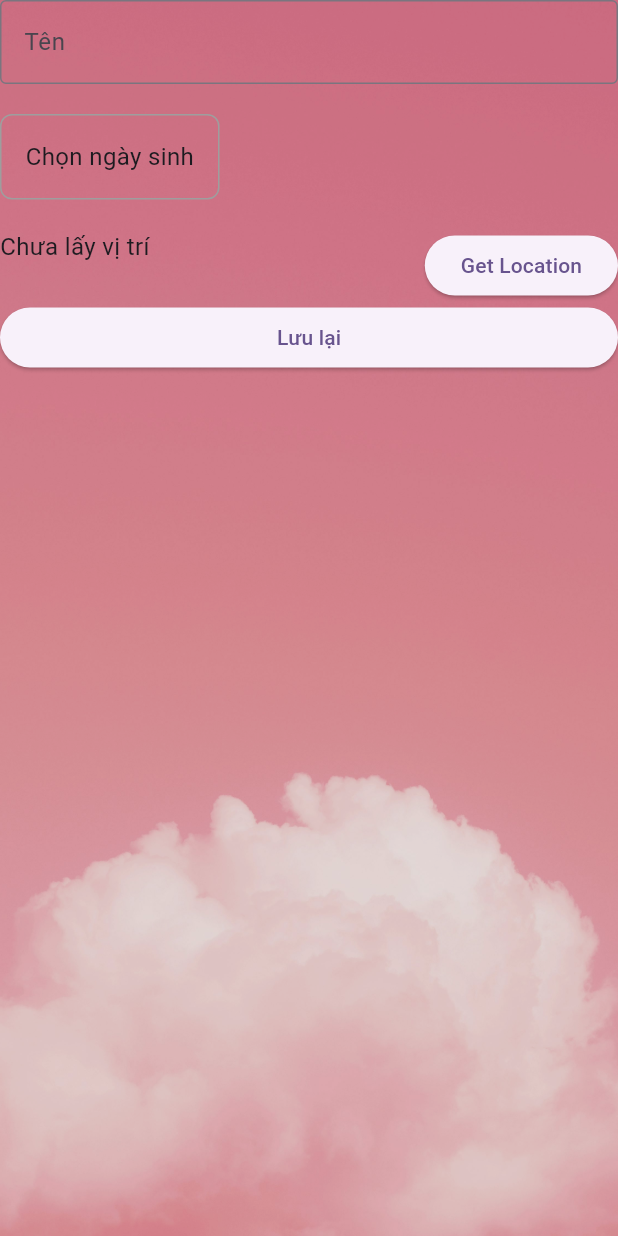
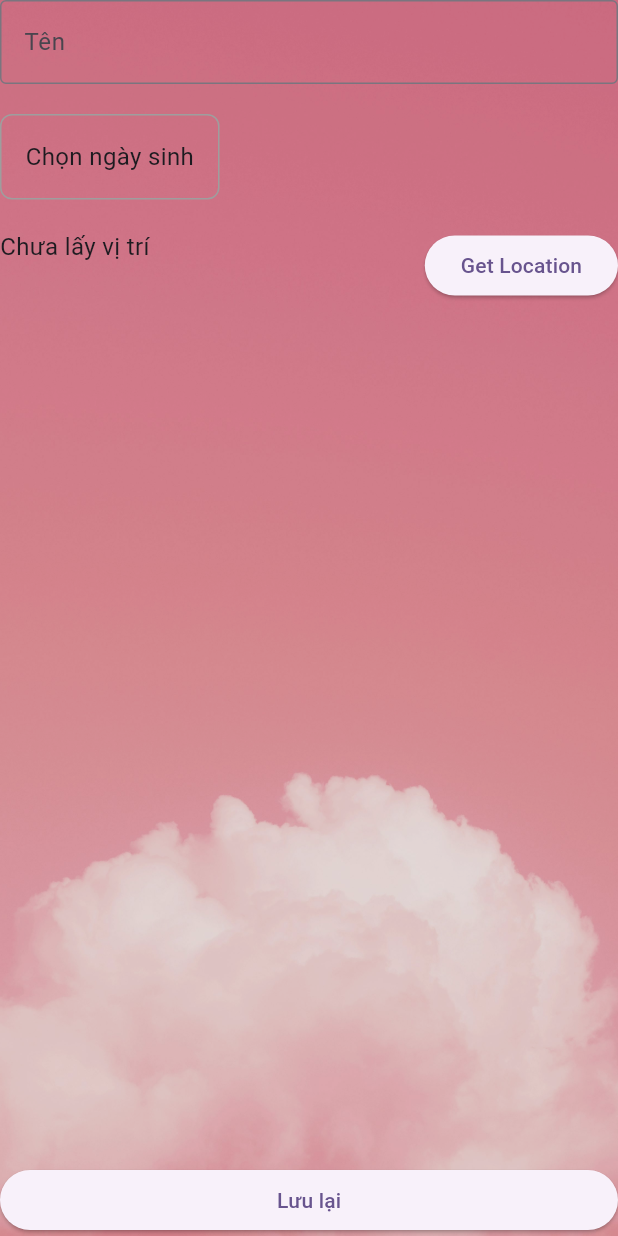
Before and after one commit to vickygaugau/newtuvi, a Flutter app: the screen it shows after launch, after a tap on an icon or button, on a phone screen of 412 x 824 dp. Run offline on Flutter 3.47's test engine with Material 3 defaults, Android fonts, the phone set to English and light mode, and no system bars; our stand-ins replace flutter_svg, geocoding, geolocator, shared_preferences; missing offline and left inert: lunar_calendar_plus; network calls fail.

Commit message:
Utils.cutoutHeight = MediaQuery.of(context).viewPadding.top; import 'package:sieutuvi/values/utils.dart';

```diff
--- a/sieutuvi/lib/main.dart
+++ b/sieutuvi/lib/main.dart
@@ -6,6 +6,7 @@ import 'package:http/http.dart' as _;
 import 'package:provider/provider.dart';
 import 'package:sieutuvi/screens/dashboard_screen.dart';
 import 'package:sieutuvi/values/debouncer.dart';
+import 'package:sieutuvi/values/utils.dart';
 import 'package:sieutuvi/viewmodels/dashboard_viewmodel.dart';
 
 import 'AI/ai_provider.dart';
@@ -39,6 +40,7 @@ class MyApp extends StatelessWidget {
 
   @override
   Widget build(BuildContext context) {
+    Utils.cutoutHeight = MediaQuery.of(context).viewPadding.top;
     return MaterialApp(
       debugShowCheckedModeBanner: false,
       title: 'Flutter Demo',
--- a/sieutuvi/lib/screens/dashboard_screen.dart
+++ b/sieutuvi/lib/screens/dashboard_screen.dart
@@ -20,7 +20,6 @@ class DashboardScreen extends StatefulWidget {
 
 class _DashboardScreenState extends State<DashboardScreen> {
   late DashboardViewModel viewModel;
-  double cutoutHeight = 0;
 
   @override
   void initState() {
@@ -30,29 +29,16 @@ class _DashboardScreenState extends State<DashboardScreen> {
 
   @override
   Widget build(BuildContext context) {
-    cutoutHeight = MediaQuery.of(context).viewPadding.top;
-
     final vm = context.watch<DashboardViewModel>();
-    return Scaffold(
-      backgroundColor: Colors.transparent,
-      // drawer: _buildLeftMenu(),
-      body: Stack(
+    return Utils.createBackgroundWidget(
+      child: Column(
         children: [
-          Positioned.fill(child: Image.asset(AppAssets.bg, fit: BoxFit.cover)),
-          Positioned.fill(
-            child: Container(color: Colors.black.withValues(alpha: 0.1)),
-          ),
-          Column(
-            children: [
-              (cutoutHeight > 0) ? const SizedBox(height: 50) : Container(),
           const SizedBox(height: 20),
           _buildTopSection(vm),
           const SizedBox(height: 16),
           _buildPageView(),
           const SizedBox(height: 16),
           Expanded(child: _buildMiddleSection()),
-            ],
-          ),
         ],
       ),
     );
--- a/sieutuvi/lib/values/utils.dart
+++ b/sieutuvi/lib/values/utils.dart
@@ -4,6 +4,8 @@ import 'package:intl/intl.dart';
 import 'package:sieutuvi/values/app_assets.dart'; // để format giờ
 
 class Utils {
+  static double cutoutHeight = 0;
+
   static String getCurrentTime24h() {
     final now = DateTime.now();
     return DateFormat('HH:mm').format(now);
@@ -61,7 +63,14 @@ class Utils {
           Positioned.fill(
             child: Container(color: Colors.black.withValues(alpha: 0.1)),
           ),
-          Column(children: [child]),
+          Column(
+            children: [
+              (Utils.cutoutHeight > 0)
+                  ? const SizedBox(height: 50)
+                  : Container(),
+              Expanded(child: child),
+            ],
+          ),
         ],
       ),
     );
```
Lines whose indentation alone changed are shown as unchanged.
